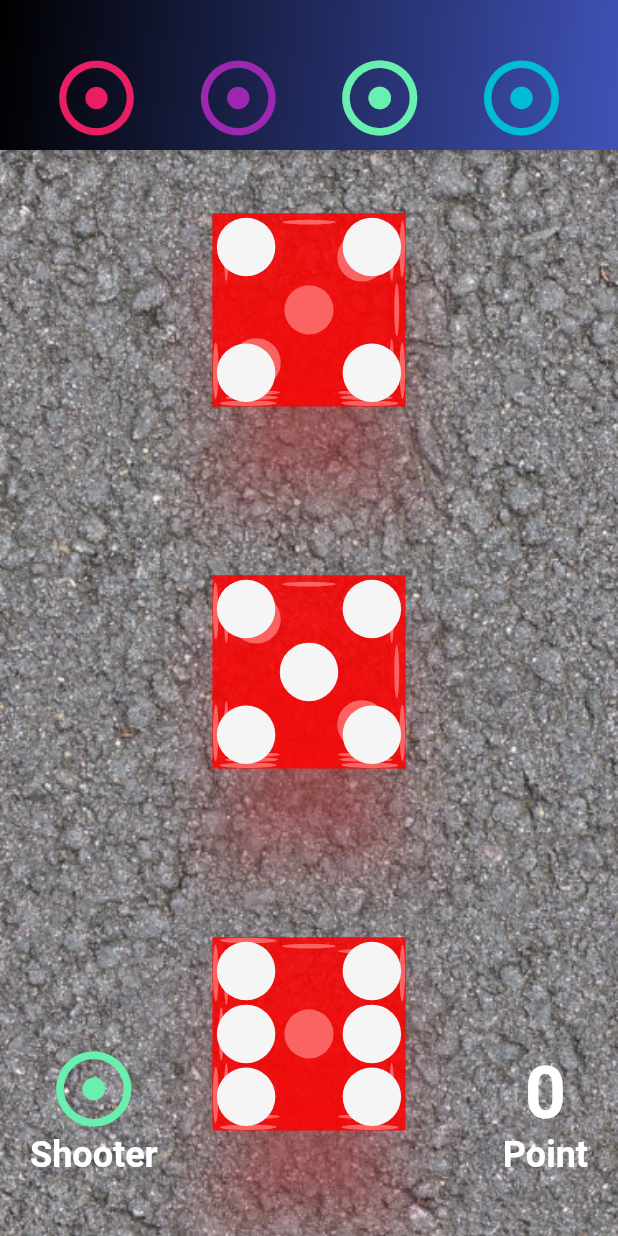
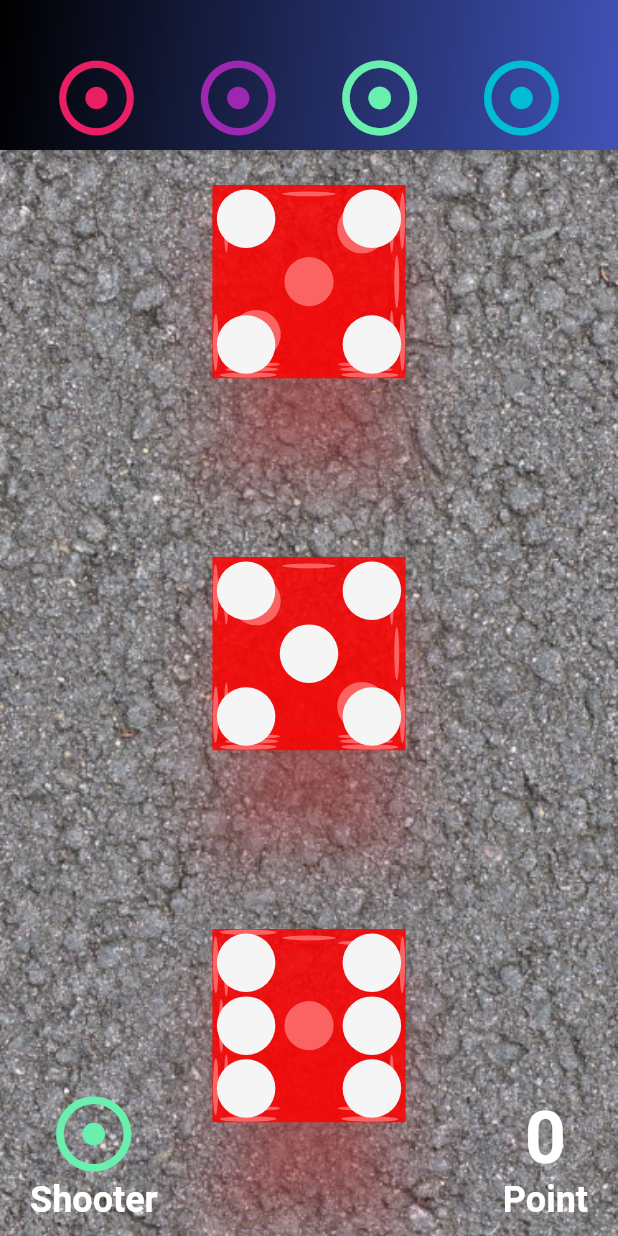
Before and after one commit to gregsantos/ceelo, a Flutter app: the screen it shows after launch, on a phone screen of 412 x 824 dp. Run offline on Flutter 3.47's test engine with Material 2 defaults, Android fonts, the phone set to English and light mode, and no system bars; drawn by our look-alikes of sliding_up_panel.

Commit message:
Update Dice Col/Row padding

```diff
--- a/lib/dice.dart
+++ b/lib/dice.dart
@@ -13,14 +13,12 @@ class Dice extends StatelessWidget {
     return OrientationBuilder(builder: (BuildContext context, orientation) {
       var portrait = orientation == Orientation.portrait;
       return Container(
-          child: Padding(
-        padding: const EdgeInsets.only(top: 100.0, bottom: 0.0),
         child: Center(
           child: (portrait)
               ? DiceColumn(_die1, _die2, _die3)
               : DiceRow(_die1, _die2, _die3),
         ),
-      ));
+      );
     });
   }
 }
--- a/lib/dice_column.dart
+++ b/lib/dice_column.dart
@@ -40,8 +40,13 @@ class DiceColumn extends StatelessWidget {
 
   @override
   Widget build(BuildContext context) {
-    return Column(
-      children: [getDie(_die1), getDie(_die2), getDie(_die3)],
+    return SafeArea(
+      child: Padding(
+        padding: const EdgeInsets.only(top: 80.0, bottom: 0.0),
+        child: Column(
+          children: [getDie(_die1), getDie(_die2), getDie(_die3)],
+        ),
+      ),
     );
   }
 }
--- a/lib/home_view.dart
+++ b/lib/home_view.dart
@@ -27,7 +27,7 @@ class _HomeViewState extends State<HomeView> {
     super.initState();
   }
 
-  handleSelected(int index) {
+  void handleSelected(int index) {
     setState(() {
       for (int buttonIndex = 0;
           buttonIndex < isSelected.length;
@@ -52,9 +52,7 @@ class _HomeViewState extends State<HomeView> {
           backdropEnabled: true,
           collapsed: PlayerBar(),
           panel: SettingsPanel(isSelected, handleSelected),
-        body: SafeArea(
-            child: GameView(background: isSelected[0] ? 'asphalt' : 'felt')),
-      ),
+          body: GameView(background: isSelected[0] ? 'asphalt' : 'felt')),
     );
   }
 }
@@ -297,8 +295,10 @@ class _GameViewState extends State<GameView> {
           ),
           Dice(_die1, _die2, _die3),
           Positioned(
-            bottom: 40.0,
+            bottom: 10.0,
             left: 20.0,
+            child: SafeArea(
+              child: Container(
                 child: Column(
                   children: <Widget>[
                     Icon(
@@ -316,16 +316,21 @@ class _GameViewState extends State<GameView> {
                   ],
                 ),
               ),
+            ),
+          ),
           Positioned(
-            bottom: 40.0,
+            bottom: 10.0,
             right: 20.0,
+            child: SafeArea(
+              child: Container(
                 child: Column(
                   children: <Widget>[
                     Text(
                       pointToText(_point),
                       style: TextStyle(
-                      color: getPointColor(
-                          _pointPosition.length == 0 ? 9 : _pointPosition[0]),
+                          color: getPointColor(_pointPosition.length == 0
+                              ? 9
+                              : _pointPosition[0]),
                           fontSize: 48,
                           fontWeight: FontWeight.bold),
                     ),
@@ -339,6 +344,8 @@ class _GameViewState extends State<GameView> {
                   ],
                 ),
               ),
+            ),
+          ),
         ],
       ),
     );
--- a/lib/theme.dart
+++ b/lib/theme.dart
@@ -3,7 +3,7 @@ import 'package:flutter/material.dart';
 final gameTheme = ThemeData(
   brightness: Brightness.light,
   primaryColor: Colors.cyan[500],
-  canvasColor: Colors.grey[500],
+  canvasColor: Colors.grey[200],
   primarySwatch: Colors.blueGrey,
   cardColor: Colors.cyan[300],
   appBarTheme: AppBarTheme(color: Colors.pinkAccent[200]),
```
Also changed, not shown: lib/dice_background.dart (+0 -7 lines), lib/dice_row.dart (+7 -3 lines), lib/settings_panel.dart (+0 -21 lines), 1 other file. Lines whose indentation alone changed are shown as unchanged.
